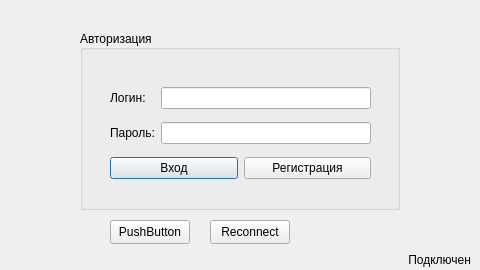
Qt form loginwindow.ui (MukizuL/Retail-Sale-App) before a commit.
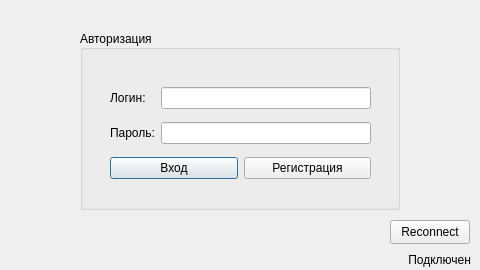
The same form after that commit.

Commit message: Delete debug button

Diff of the .ui file:
```diff
--- a/loginwindow.ui
+++ b/loginwindow.ui
@@ -123,19 +123,6 @@
     </layout>
    </widget>
   </widget>
-  <widget class="QPushButton" name="invokesql">
-   <property name="geometry">
-    <rect>
-     <x>110</x>
-     <y>220</y>
-     <width>80</width>
-     <height>24</height>
-    </rect>
-   </property>
-   <property name="text">
-    <string>PushButton</string>
-   </property>
-  </widget>
   <widget class="QLabel" name="db_status">
    <property name="geometry">
     <rect>
@@ -158,7 +145,7 @@
   <widget class="QPushButton" name="db_reconnect">
    <property name="geometry">
     <rect>
-     <x>210</x>
+     <x>390</x>
      <y>220</y>
      <width>80</width>
      <height>24</height>
```
The commit also changes 2 other files.
